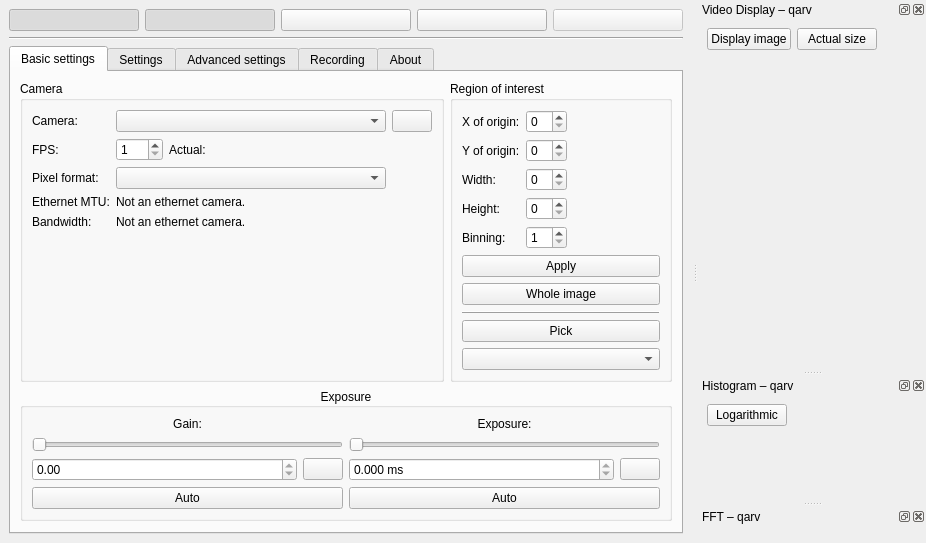
Above: src/mainwindow.ui from AD-Vega/qarv before the change. Below: the same form after it.
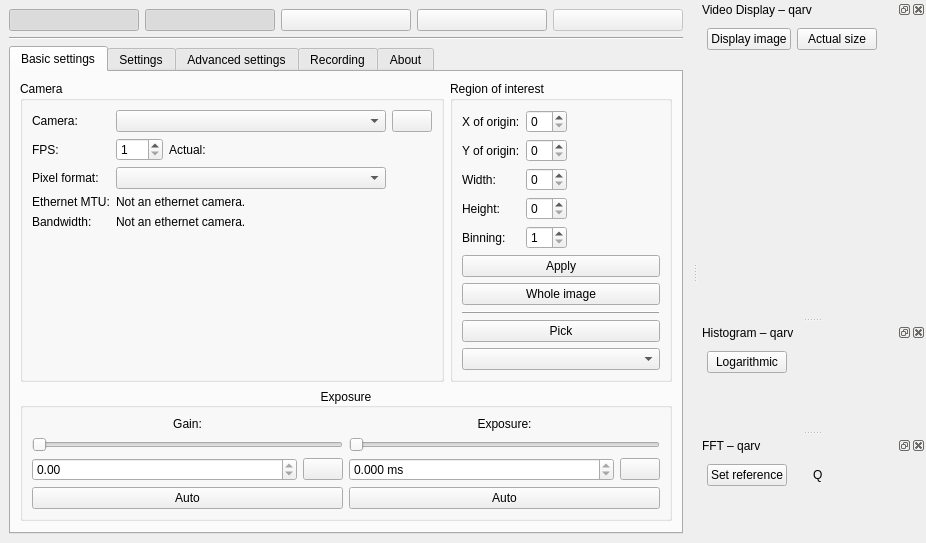
That is the form after the change. Icons and pictures are not drawn. Custom widgets are drawn as their Qt base class.

```diff
--- a/src/mainwindow.ui
+++ b/src/mainwindow.ui
@@ -1187,13 +1187,59 @@
    <attribute name="dockWidgetArea">
     <number>2</number>
    </attribute>
-   <widget class="GLFFTWidget" name="fft">
-    <property name="sizePolicy">
-     <sizepolicy hsizetype="Expanding" vsizetype="Preferred">
-      <horstretch>0</horstretch>
-      <verstretch>0</verstretch>
-     </sizepolicy>
-    </property>
+   <widget class="QWidget" name="fftcontainer">
+    <layout class="QVBoxLayout" name="verticalLayout_11">
+     <item>
+      <layout class="QHBoxLayout" name="horizontalLayout_15">
+       <item>
+        <widget class="QPushButton" name="setReference">
+         <property name="text">
+          <string>Set reference</string>
+         </property>
+        </widget>
+       </item>
+       <item>
+        <spacer name="horizontalSpacer">
+         <property name="orientation">
+          <enum>Qt::Horizontal</enum>
+         </property>
+         <property name="sizeType">
+          <enum>QSizePolicy::Fixed</enum>
+         </property>
+         <property name="sizeHint" stdset="0">
+          <size>
+           <width>20</width>
+           <height>0</height>
+          </size>
+         </property>
+        </spacer>
+       </item>
+       <item>
+        <widget class="QLabel" name="quality">
+         <property name="sizePolicy">
+          <sizepolicy hsizetype="Expanding" vsizetype="Preferred">
+           <horstretch>0</horstretch>
+           <verstretch>0</verstretch>
+          </sizepolicy>
+         </property>
+         <property name="text">
+          <string>Q</string>
+         </property>
+        </widget>
+       </item>
+      </layout>
+     </item>
+     <item>
+      <widget class="GLFFTWidget" name="fft" native="true">
+       <property name="sizePolicy">
+        <sizepolicy hsizetype="Expanding" vsizetype="Expanding">
+         <horstretch>0</horstretch>
+         <verstretch>0</verstretch>
+        </sizepolicy>
+       </property>
+      </widget>
+     </item>
+    </layout>
    </widget>
   </widget>
  </widget>
```
